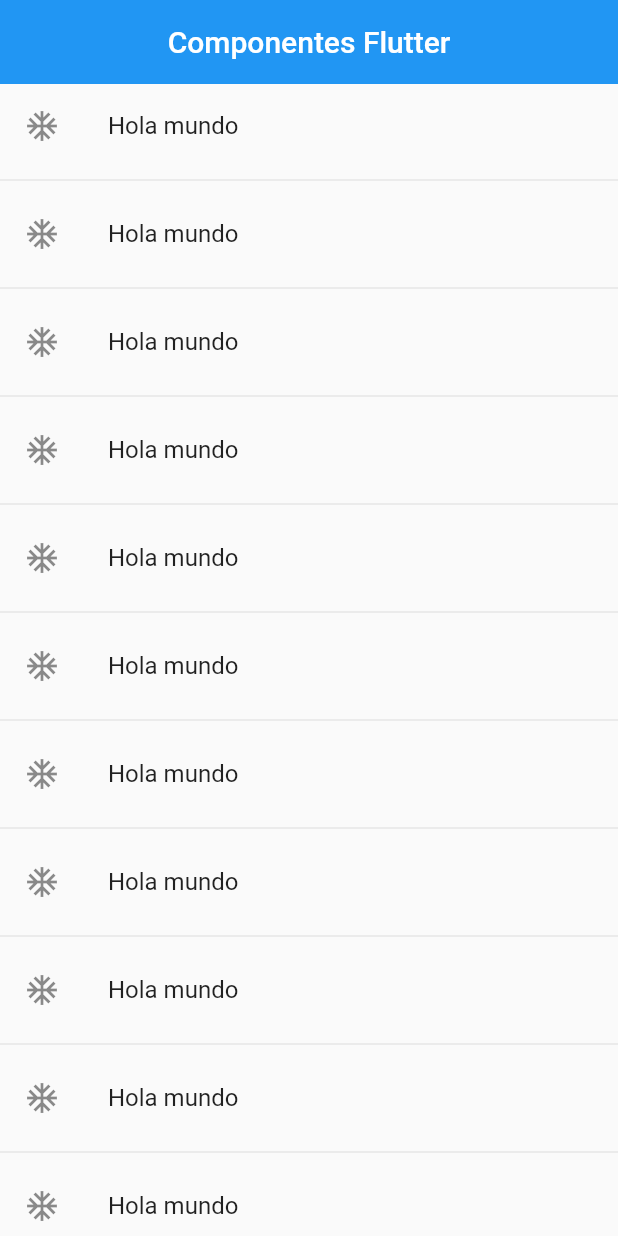
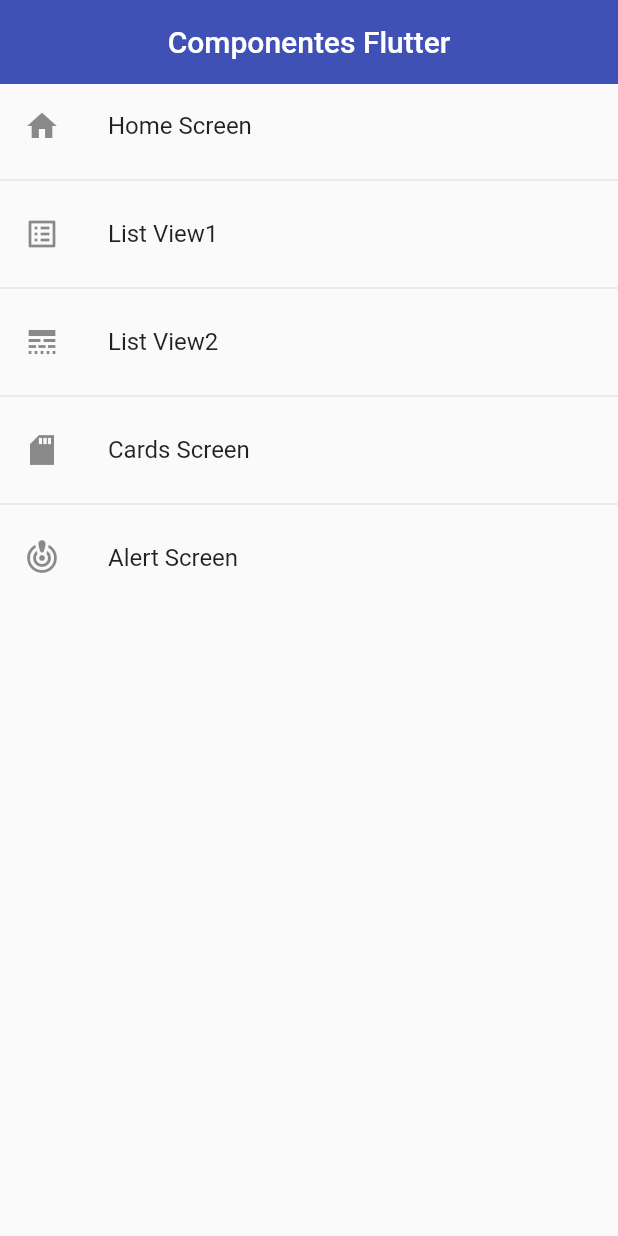
Before and after one commit to AngelVargas08/Componentes, a Flutter app: the screen it shows after launch, on a phone screen of 412 x 824 dp. Run offline on Flutter 3.47's test engine with Material 2 defaults, Android fonts, the phone set to English and light mode, and no system bars.

Commit message:
nuevas rutas

```diff
--- a/lib/main.dart
+++ b/lib/main.dart
@@ -1,7 +1,8 @@
 
 import 'package:flutter/material.dart';
 
-import 'package:fl_components/screens/screen.dart';
+import 'package:fl_components/router/app_routes.dart';
+
 
 
 
@@ -15,15 +16,9 @@ class MyApp extends StatelessWidget {
     return  MaterialApp(
       debugShowCheckedModeBanner: false,
       title: 'Material App',
-     // home: const Listview2Screen(),
-    initialRoute: 'home',
-      routes: {
-        'home'        : (BuildContext context) => const HomeScreen(),
-        'listview1'   : (BuildContext context) => const Listview1Screen(),
-        'listview2'   : (BuildContext context) => const Listview2Screen(),
-        'cardscreen'  : (BuildContext context) => const CardScreen(),
-        'alertscreen' : (BuildContext context) => const AlertScreen(),
-      },
+    initialRoute: AppRoutes.initialRoute,
+      routes: AppRoutes.getAppRoutes(),
+      onGenerateRoute: AppRoutes.onGenerateRoute,
     );
   }
 }
--- /dev/null
+++ b/lib/models/menu_options.dart
@@ -0,0 +1,17 @@
+
+
+import 'package:flutter/material.dart' show IconData, Widget;
+
+class MenuOptions {
+  final String route;
+    final String name;
+  final Widget screen;
+  final IconData icon;
+
+  MenuOptions({
+    required this.route,
+    required this.name,
+    required this.screen,
+    required this.icon
+    });
+}
--- /dev/null
+++ b/lib/models/models.dart
@@ -0,0 +1,4 @@
+
+
+
+export  'package:fl_components/models/menu_options.dart';
--- /dev/null
+++ b/lib/router/app_routes.dart
@@ -0,0 +1,44 @@
+
+import 'package:flutter/material.dart';
+
+import 'package:fl_components/models/models.dart';
+import '../screens/screen.dart';
+
+class AppRoutes{
+
+  static const initialRoute = 'home';
+
+  static final menuOptions = <MenuOptions>[
+    MenuOptions(route: 'home', name: 'Home Screen', screen: const HomeScreen(), icon: Icons.home),
+    MenuOptions(route: 'listview1', name: 'List View1', screen: const Listview1Screen(), icon: Icons.list_alt),
+    MenuOptions(route: 'listview2', name: 'List View2', screen: const Listview2Screen(), icon: Icons.line_style),
+    MenuOptions(route: 'cardscreen', name: 'Cards Screen', screen: const CardScreen(), icon: Icons.sd_card_sharp),
+    MenuOptions(route: 'alertscreen', name: 'Alert Screen', screen: const AlertScreen(), icon: Icons.crisis_alert_sharp)
+
+  ];
+
+  static Map<String, Widget Function(BuildContext)> getAppRoutes()  {
+      Map<String, Widget Function(BuildContext)> appRoutes = {};
+
+      for (final options in menuOptions) {
+        appRoutes.addAll({options.route:(BuildContext context)=>options.screen});
+      }
+
+      return appRoutes;
+  }
+
+//  static Map<String, Widget Function(BuildContext)> routes = {
+          //  'home'        : (BuildContext context) => const HomeScreen(),
+      //  'listview1'   : (BuildContext context) => const Listview1Screen(),
+      //  'listview2'   : (BuildContext context) => const Listview2Screen(),
+      //  'cardscreen'  : (BuildContext context) => const CardScreen(),
+      //  'alertscreen' : (BuildContext context) => const AlertScreen(),
+     // };
+
+  static Route<dynamic> onGenerateRoute(RouteSettings settings){
+    return MaterialPageRoute(
+      builder: (context) => const AlertScreen()
+      );
+  }
+
+}
--- a/lib/screens/home_screen.dart
+++ b/lib/screens/home_screen.dart
@@ -1,6 +1,7 @@
+import 'package:flutter/material.dart';
 
 
-import 'package:flutter/material.dart';
+import 'package:fl_components/router/app_routes.dart';
 
 class HomeScreen extends StatelessWidget {
 
@@ -10,17 +11,19 @@ class HomeScreen extends StatelessWidget {
   Widget build(BuildContext context) {
     return Scaffold(
       appBar: AppBar(
+        backgroundColor: Colors.indigo,
         title: const Center(
-          child: Text('Componentes Flutter'),),
+          child: Text('Componentes Flutter'),
+          ),
           elevation: 0,
           ),
       body: ListView.separated(
-        itemCount: 20,
-        itemBuilder: (context, index) => ListTile(
-          title:  const Text('Hola mundo'),
-          leading:  const Icon(Icons.ac_unit_sharp),
+        itemCount: AppRoutes.menuOptions.length,
+        itemBuilder: (context, i) => ListTile(
+          title:   Text(AppRoutes.menuOptions[i].name),
+          leading: Icon(AppRoutes.menuOptions[i].icon),
           onTap: (){
-
+            Navigator.pushNamed(context, AppRoutes.menuOptions[i].route);
           },
         ),
         separatorBuilder: (_, __) => const Divider(),
```
